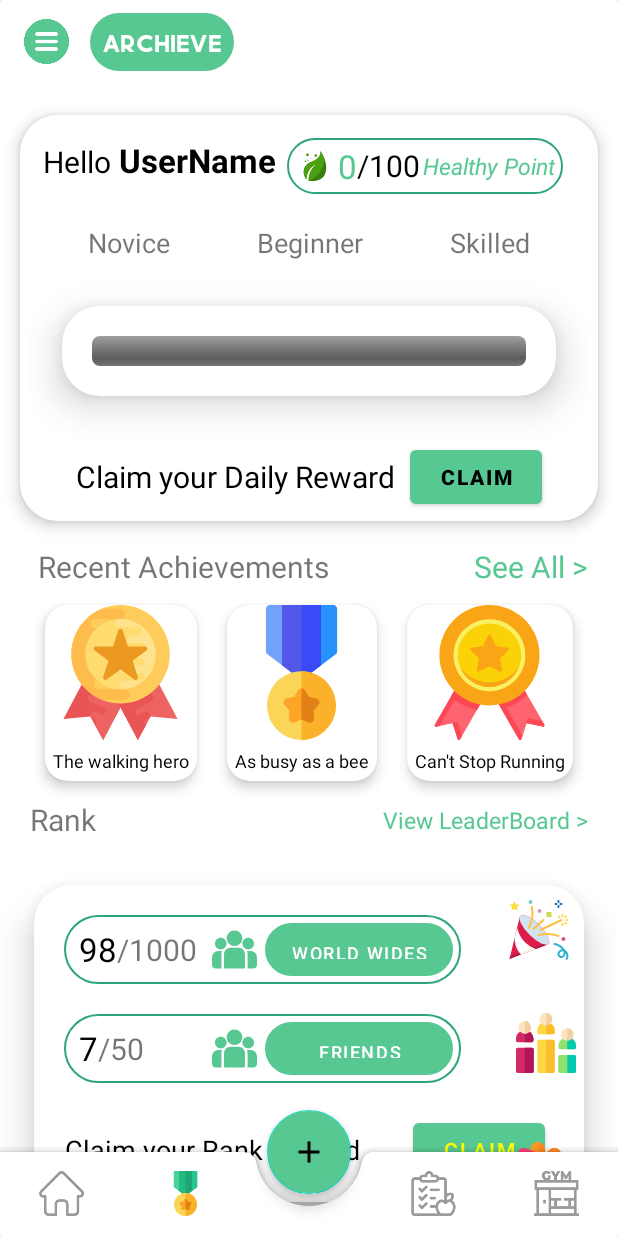
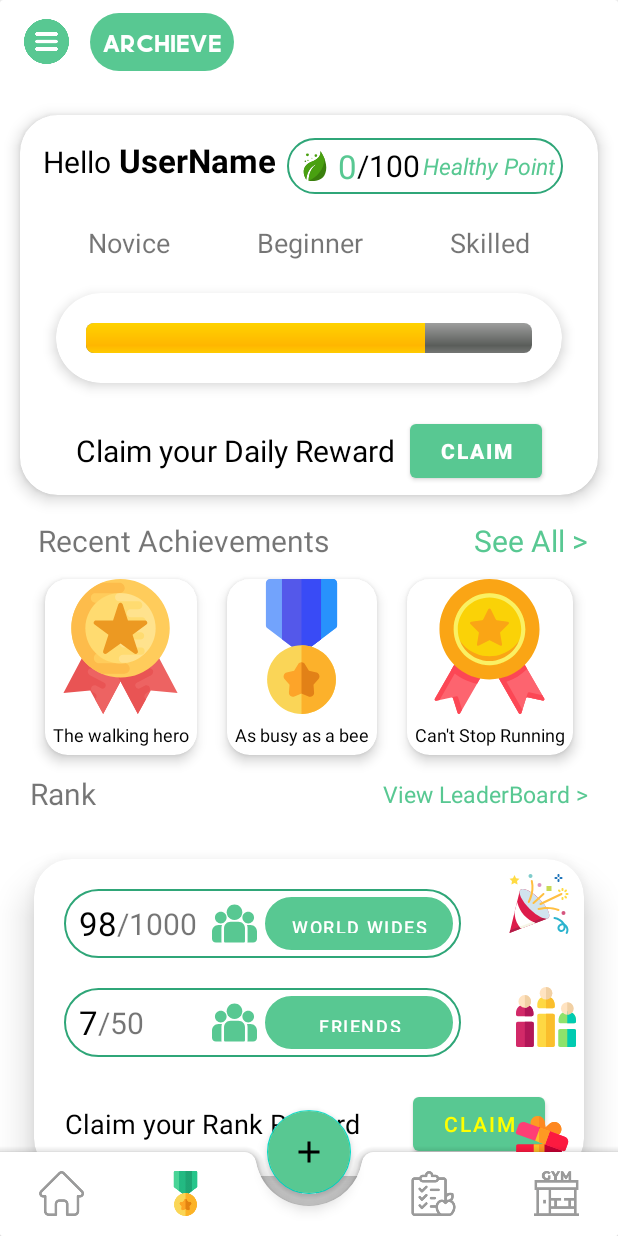
Before and after one commit to KSB-tqk/HooCare, an Android app: the screen it shows after launch (MainActivity), item 2 of the bottom bar chosen, on a phone screen of 412 x 824 dp. Run offline under Robolectric (Android 15) with nearby library versions, the phone set to English and light mode, and no system bars; our stand-ins replace Firebase (no records; nobody signed in at launch, a user with empty details on screens opened directly); libraries missing offline, so code that uses them is left out: com.yarolegovich.slidingrootnav; 2 statements that could not run were skipped.

Commit message:
Merge branch 'master' into Hoang
# Conflicts:
#	app/src/main/res/layout/fragment_archieve.xml

```diff
--- a/app/src/main/java/cf/khanhsb/icare_v2/ArchieveFragment.java
+++ b/app/src/main/java/cf/khanhsb/icare_v2/ArchieveFragment.java
@@ -13,7 +13,8 @@
 
 
 public class ArchieveFragment extends Fragment {
-    private Button button1;
+    private Button dailyclaim_button;
+            Button rankclaim_button;
 
 
     public ArchieveFragment() {
@@ -34,14 +35,21 @@
         // Inflate the layout for this fragment
         View rootView = inflater.inflate(R.layout.fragment_archieve, container, false);
 
-        button1=(Button) rootView.findViewById(R.id.button_Claim);
-
-        button1.setOnClickListener(new View.OnClickListener() {
+        dailyclaim_button=(Button) rootView.findViewById(R.id.dailyclaim_button);
+        rankclaim_button=(Button) rootView.findViewById(R.id.rankclaim_button);
+        rankclaim_button.setOnClickListener(new View.OnClickListener() {
             @Override
             public void onClick(View v) {
-                button1.setBackgroundColor(Color.GRAY);
+                rankclaim_button.setBackgroundColor(Color.GRAY);
             }
         });
+        dailyclaim_button.setOnClickListener(new View.OnClickListener() {
+            @Override
+            public void onClick(View v) {
+                dailyclaim_button.setBackgroundColor(Color.GRAY);
+            }
+        });
+
         return rootView;
     }
 }
--- a/app/src/main/res/layout/fragment_archieve.xml
+++ b/app/src/main/res/layout/fragment_archieve.xml
@@ -16,6 +16,7 @@
             android:orientation="vertical">
 
             <androidx.cardview.widget.CardView
+                android:id="@+id/hello_user_cardview"
                 android:layout_width="match_parent"
                 android:layout_height="wrap_content"
                 android:layout_marginTop="60dp"
@@ -48,6 +49,7 @@
                                 android:textSize="20sp" />
 
                             <TextView
+                                android:id="@+id/username_text_view"
                                 android:layout_width="wrap_content"
                                 android:layout_height="wrap_content"
                                 android:layout_marginStart="5dp"
@@ -74,6 +76,7 @@
                                 android:src="@drawable/ic_leaf" />
 
                             <TextView
+                                android:id="@+id/healthypoint"
                                 android:layout_width="wrap_content"
                                 android:layout_height="wrap_content"
                                 android:text="@string/_0"
@@ -153,14 +156,16 @@
                         <androidx.cardview.widget.CardView
                             android:layout_width="match_parent"
                             android:layout_height="wrap_content"
-                            app:cardCornerRadius="25dp"
-                            app:cardElevation="15dp"
+                            app:cardCornerRadius="45dp"
+                            app:cardElevation="5dp"
                             app:cardUseCompatPadding="true">
 
                             <ProgressBar
+                                android:id="@+id/achieve_progessbar"
                                 style="@android:style/Widget.ProgressBar.Horizontal"
                                 android:layout_width="match_parent"
                                 android:layout_height="wrap_content"
+                                android:progress="76"
                                 android:padding="20dp" />
                         </androidx.cardview.widget.CardView>
                     </LinearLayout>
@@ -179,11 +184,11 @@
                             android:textSize="20sp" />
 
                         <Button
+                            android:id="@+id/dailyclaim_button"
                             android:layout_width="wrap_content"
                             android:layout_height="wrap_content"
                             android:layout_marginStart="10dp"
                             android:text="@string/claim"
-                            android:textColor="@color/black"
                             android:textStyle="bold" />
                     </LinearLayout>
                 </LinearLayout>
@@ -191,6 +196,7 @@
             </androidx.cardview.widget.CardView>
 
             <LinearLayout
+                android:id="@+id/recent_achieve_ll"
                 android:layout_width="match_parent"
                 android:layout_height="wrap_content"
                 android:orientation="vertical">
@@ -216,6 +222,7 @@
                             app:layout_constraintTop_toTopOf="parent" />
 
                         <TextView
+                            android:id="@+id/see_all"
                             android:layout_width="wrap_content"
                             android:layout_height="wrap_content"
                             android:layout_marginEnd="20dp"
@@ -256,6 +263,7 @@
                                 android:orientation="vertical">
 
                                 <ImageView
+                                    android:id="@+id/thanhtuu1"
                                     android:layout_width="wrap_content"
                                     android:layout_height="wrap_content"
                                     android:src="@drawable/ic_medal__1_" />
@@ -271,13 +279,14 @@
                         </androidx.cardview.widget.CardView>
 
                         <androidx.cardview.widget.CardView
+                            android:id="@+id/cardView2"
                             android:layout_width="wrap_content"
                             android:layout_height="wrap_content"
                             app:cardCornerRadius="15dp"
                             app:cardElevation="5dp"
                             app:cardUseCompatPadding="true"
                             app:layout_constraintBottom_toBottomOf="parent"
-                            app:layout_constraintEnd_toStartOf="@+id/cardView2"
+                            app:layout_constraintEnd_toStartOf="@+id/cardView3"
                             app:layout_constraintStart_toEndOf="@+id/cardView"
                             app:layout_constraintTop_toTopOf="parent">
 
@@ -288,6 +297,7 @@
                                 android:orientation="vertical">
 
                                 <ImageView
+                                    android:id="@+id/thanhtuu2"
                                     android:layout_width="wrap_content"
                                     android:layout_height="wrap_content"
                                     android:src="@drawable/ic_medal__2_" />
@@ -303,7 +313,7 @@
                         </androidx.cardview.widget.CardView>
 
                         <androidx.cardview.widget.CardView
-                            android:id="@+id/cardView2"
+                            android:id="@+id/cardView3"
                             android:layout_width="wrap_content"
                             android:layout_height="wrap_content"
                             android:layout_marginEnd="20dp"
@@ -321,6 +331,7 @@
                                 android:orientation="vertical">
 
                                 <ImageView
+                                    android:id="@+id/thanhtuu3"
                                     android:layout_width="wrap_content"
                                     android:layout_height="wrap_content"
                                     android:src="@drawable/ic_medal__3_" />
@@ -364,6 +375,7 @@
                             app:layout_constraintTop_toTopOf="parent" />
 
                         <TextView
+                            android:id="@+id/view_leaderboard"
                             android:layout_width="wrap_content"
                             android:layout_height="wrap_content"
                             android:layout_marginEnd="20dp"
@@ -377,6 +389,7 @@
                 </LinearLayout>
 
                 <androidx.cardview.widget.CardView
+                    android:id="@+id/rank_card_view"
                     android:layout_width="match_parent"
                     android:layout_height="wrap_content"
                     app:cardCornerRadius="25dp"
@@ -401,6 +414,7 @@
                             android:orientation="horizontal">
 
                             <TextView
+                                android:id="@+id/worldwide"
                                 android:layout_width="wrap_content"
                                 android:layout_height="wrap_content"
                                 android:layout_marginStart="10dp"
@@ -421,6 +435,7 @@
                                 android:src="@drawable/ic_group" />
 
                             <Button
+                                android:id="@+id/worldwide_button"
                                 android:layout_width="125dp"
                                 android:layout_height="35dp"
                                 android:layout_margin="5dp"
@@ -440,6 +455,7 @@
                             android:orientation="horizontal">
 
                             <TextView
+                                android:id="@+id/friend"
                                 android:layout_width="wrap_content"
                                 android:layout_height="wrap_content"
                                 android:layout_marginStart="10dp"
@@ -460,6 +476,7 @@
                                 android:src="@drawable/ic_group" />
 
                             <Button
+                                android:id="@+id/friend_button"
                                 android:layout_width="125dp"
                                 android:layout_height="35dp"
                                 android:layout_margin="5dp"
@@ -486,9 +503,10 @@
                                 android:textColor="@color/black"/>
 
                             <Button
+                                android:id="@+id/rankclaim_button"
                                 android:layout_width="wrap_content"
                                 android:layout_height="wrap_content"
-                                android:text="Claim"
+                                android:text="@string/claim"
                                 android:textColor="#ffff00"
                                 android:layout_margin="5dp"/>
                         </LinearLayout>
--- a/app/src/main/res/values/strings.xml
+++ b/app/src/main/res/values/strings.xml
@@ -80,7 +80,7 @@
     <string name="floating_image">floating image</string>
     <string name="walk_label">Walk</string>
     <string name="walk_icon">walk icon</string>
-    <string name="username">UserName</string>
+
     <string name="good_morning_label">Good Morning ,</string>
     <string name="workout_count">5 Workouts</string>
     <string name="beginner_label">Beginner</string>
@@ -109,7 +109,5 @@
     <string name="_50">/50</string>
     <string name="friends">Friends</string>
     <string name="claim_your_rank_reward">Claim your Rank Reward</string>
-    <string name="animation_exercise_text_detail">Start with your feet together and your arms by
-        your side,then jump up with your feet apart and your hands overhead.</string>
-    <string name="second_text_detail_animation_exercise">Return to the start position then do the next step. This exercise provides full-body workout and works all your large muscle groups.</string>
+
 </resources>
```
